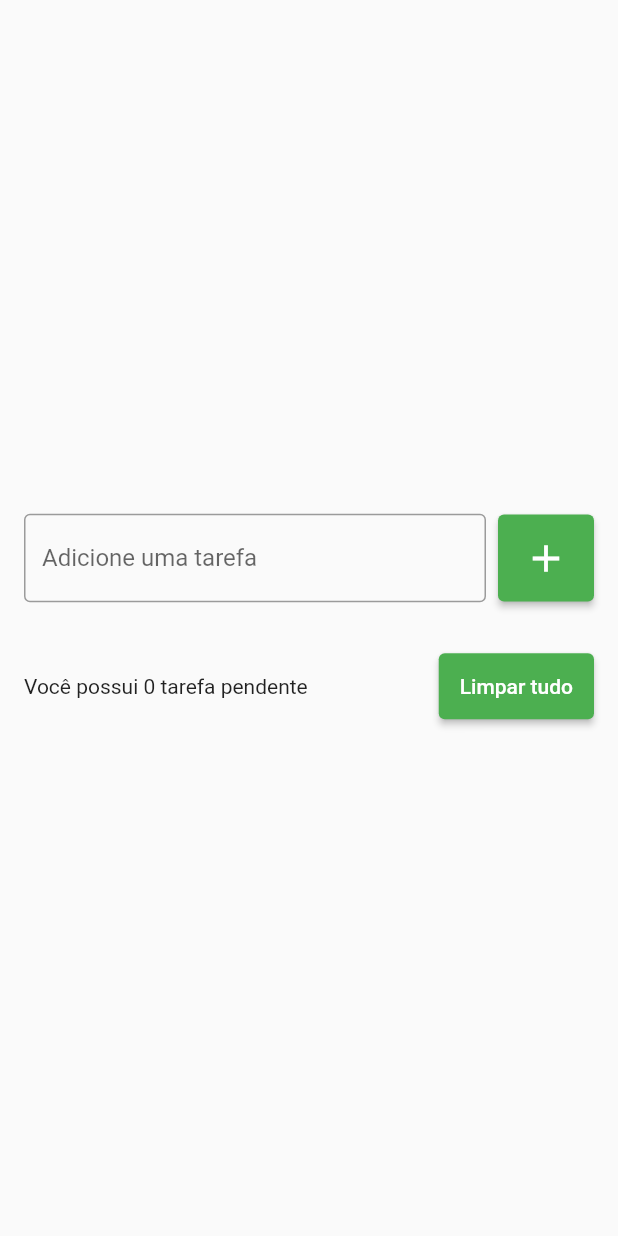
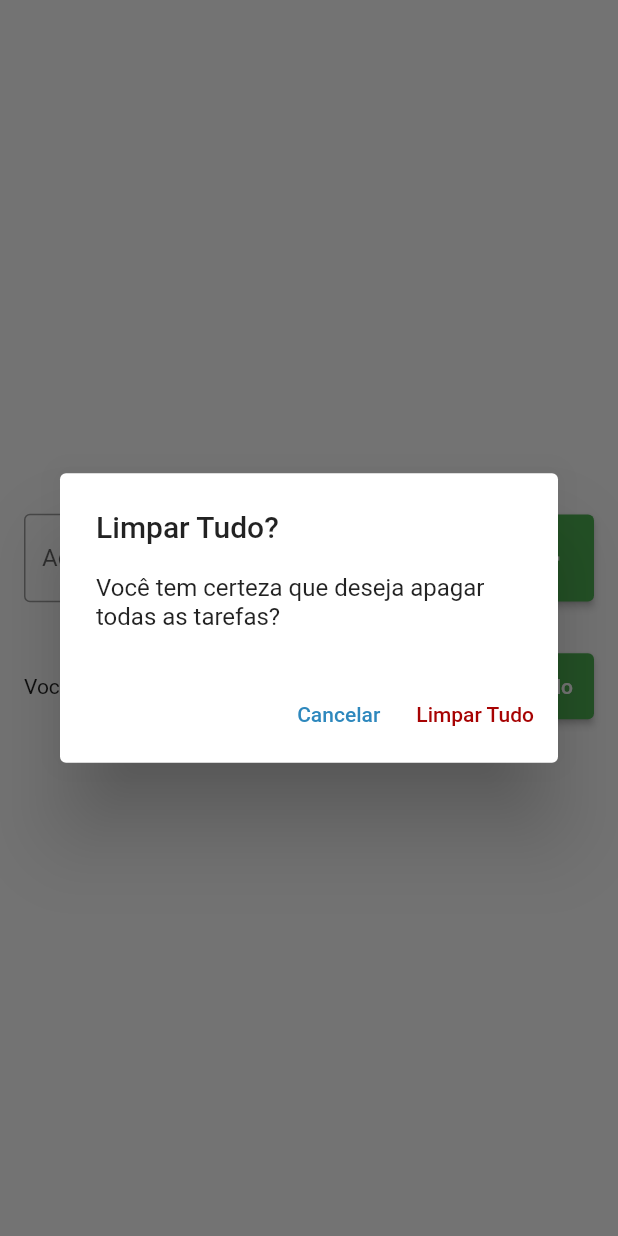
Before and after one commit to febranco/To-do-List, a Flutter app: the screen it shows after launch, after a tap on "Limpar tudo", on a phone screen of 412 x 824 dp. Run offline on Flutter 3.47's test engine with Material 2 defaults, Android fonts, the phone set to English and light mode, and no system bars; our stand-ins replace flutter_slidable.

Commit message:
implemento do botão apagar tudo

```diff
--- a/lib/main.dart
+++ b/lib/main.dart
@@ -2,11 +2,10 @@
 import 'package:flutter/material.dart';
 import 'package:list/pages/todo_list_page.dart';
 
-void main(){
+void main() {
   runApp(MyApp());
+}
 
-
-}
 class MyApp extends StatelessWidget {
   const MyApp({Key? key}) : super(key: key);
 
@@ -14,7 +13,6 @@ class MyApp extends StatelessWidget {
   Widget build(BuildContext context) {
     return MaterialApp(
       debugShowCheckedModeBanner: false,
-
       home: TodoListPage(),
     );
   }
--- a/lib/pages/todo_list_page.dart
+++ b/lib/pages/todo_list_page.dart
@@ -97,7 +97,7 @@ class _TodoListPageState extends State<TodoListPage> {
                         child: Text(
                             'Você possui ${todos.length} tarefa pendente')),
                     ElevatedButton(
-                      onPressed: () {},
+                      onPressed: showDeleteTodosConfirmationDialog,
                       style: ElevatedButton.styleFrom(
                         primary: Colors.green,
                         padding: EdgeInsets.all(14),
@@ -142,4 +142,37 @@ class _TodoListPageState extends State<TodoListPage> {
       duration: const Duration(seconds: 5),
     ));
   }
+
+  void showDeleteTodosConfirmationDialog() {
+    showDialog(
+      context: context,
+      builder: (context) => AlertDialog(
+        title: Text('Limpar Tudo?'),
+        content: Text('Você tem certeza que deseja apagar todas as tarefas?'),
+        actions: [
+          TextButton(
+            onPressed: () {
+              Navigator.of(context).pop();
+            },
+            style: TextButton.styleFrom(primary: Color(0xFF2E88BD)),
+            child: Text('Cancelar'),
+          ),
+          TextButton(
+            onPressed: () {
+              Navigator.of(context).pop();
+              deleteAllTodos();
+            },
+            style: TextButton.styleFrom(primary: Color(0xFFA70303)),
+            child: Text('Limpar Tudo'),
+          ),
+        ],
+      ),
+    );
+  }
+
+  void deleteAllTodos() {
+    setState(() {
+      todos.clear();
+    });
+  }
 }
--- a/pubspec.yaml
+++ b/pubspec.yaml
@@ -36,6 +36,7 @@ dependencies:
   cupertino_icons: ^1.0.2
   intl:
   flutter_slidable: ^0.6.0
+  adaptive_theme: ^2.3.0
 
 dev_dependencies:
   flutter_test:
```
Also changed, not shown: pubspec.lock.
